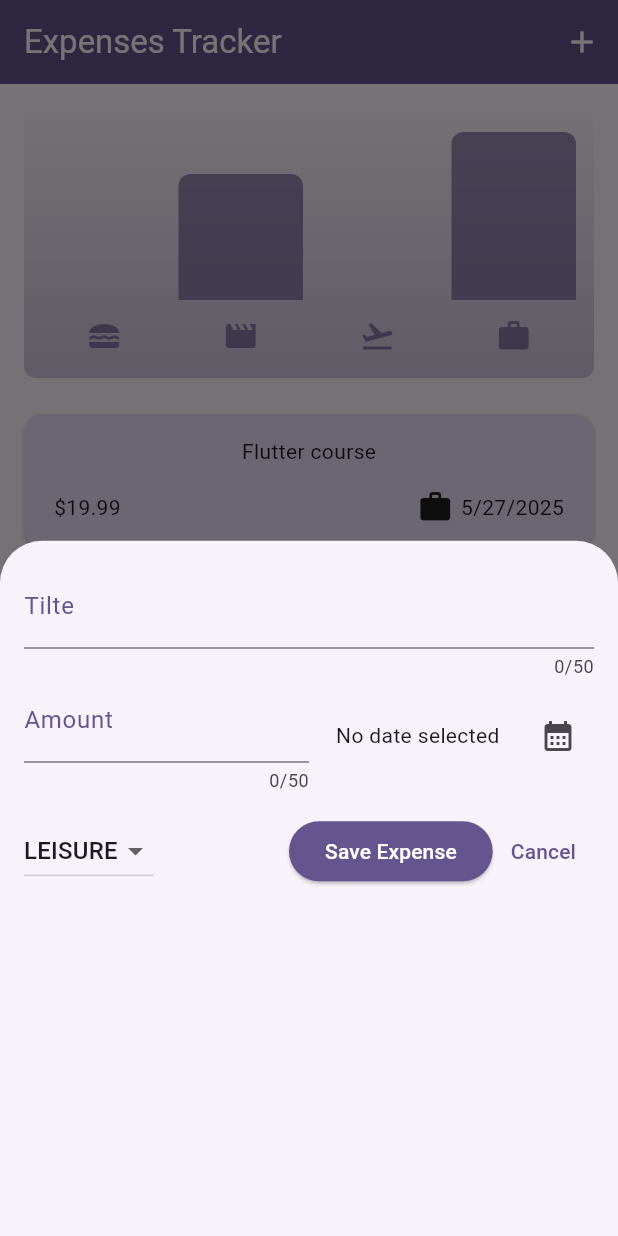
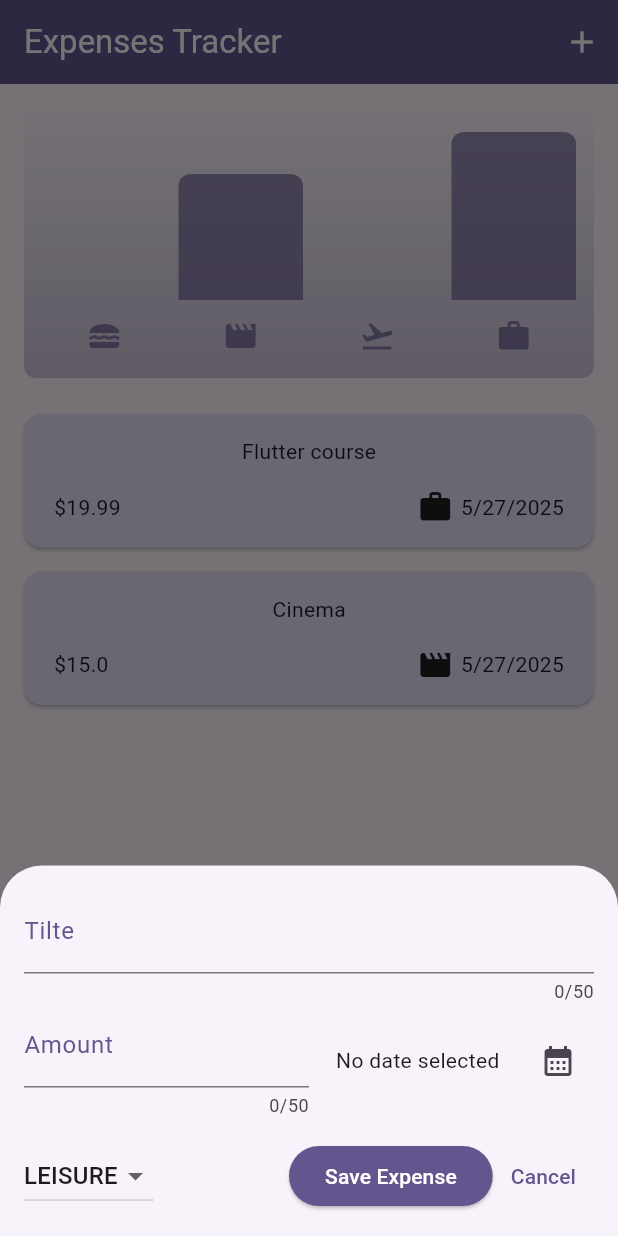
Before and after one commit to Ali-Hadi-Saker/Expensive-Tracker-Flutter, a Flutter app: the screen it shows after launch, after a tap on the "add" icon, on a phone screen of 412 x 824 dp. Run offline on Flutter 3.47's test engine with Material 3 defaults, Android fonts, the phone set to English and light mode, and no system bars.

Commit message:
updated expenes layout

```diff
--- a/lib/widgets/expenses.dart
+++ b/lib/widgets/expenses.dart
@@ -29,6 +29,7 @@ class _ExpensesState extends State<Expenses> {
 
   void _openAddNewExpense() {
     showModalBottomSheet(
+      useSafeArea: true,//make sure to stay away from camera
       context: context,
       builder: (ctx) => NewExpense(onAddExpense: addNewExpense),
     );
@@ -64,6 +65,7 @@ class _ExpensesState extends State<Expenses> {
 
   @override
   Widget build(BuildContext context) {
+    final width = MediaQuery.of(context).size.width;
     Widget mainContent = Center(child: Text('No Expesnes Exist'));
 
     if (_registredExpenses.isNotEmpty) {
@@ -80,12 +82,20 @@ class _ExpensesState extends State<Expenses> {
           IconButton(onPressed: _openAddNewExpense, icon: Icon(Icons.add)),
         ],
       ),
-      body: Column(
-        children: [
-          Chart(expenses: _registredExpenses),
-          Expanded(child: mainContent),
-        ],
-      ),
+      body:
+          width < 600
+              ? Column(
+                children: [
+                  Chart(expenses: _registredExpenses),
+                  Expanded(child: mainContent),
+                ],
+              )
+              : Row(
+                children: [
+                  Expanded(child: Chart(expenses: _registredExpenses)),
+                  Expanded(child: mainContent),
+                ],
+              ),
     );
   }
 }
--- a/lib/widgets/new_expense.dart
+++ b/lib/widgets/new_expense.dart
@@ -77,8 +77,10 @@ class _NewExpenseState extends State<NewExpense> {
 
   @override
   Widget build(BuildContext context) {
-    return Padding(
-      padding: EdgeInsets.all(16),
+    final keyboardSpace = MediaQuery.of(context).viewInsets.bottom;
+    return SingleChildScrollView(
+      child: Padding(
+        padding: EdgeInsets.fromLTRB(16, 16, 16, keyboardSpace + 16),
         child: Column(
           children: [
             TextField(
@@ -157,6 +159,7 @@ class _NewExpenseState extends State<NewExpense> {
             ),
           ],
         ),
+      ),
     );
   }
 }
```
Lines whose indentation alone changed are shown as unchanged.
